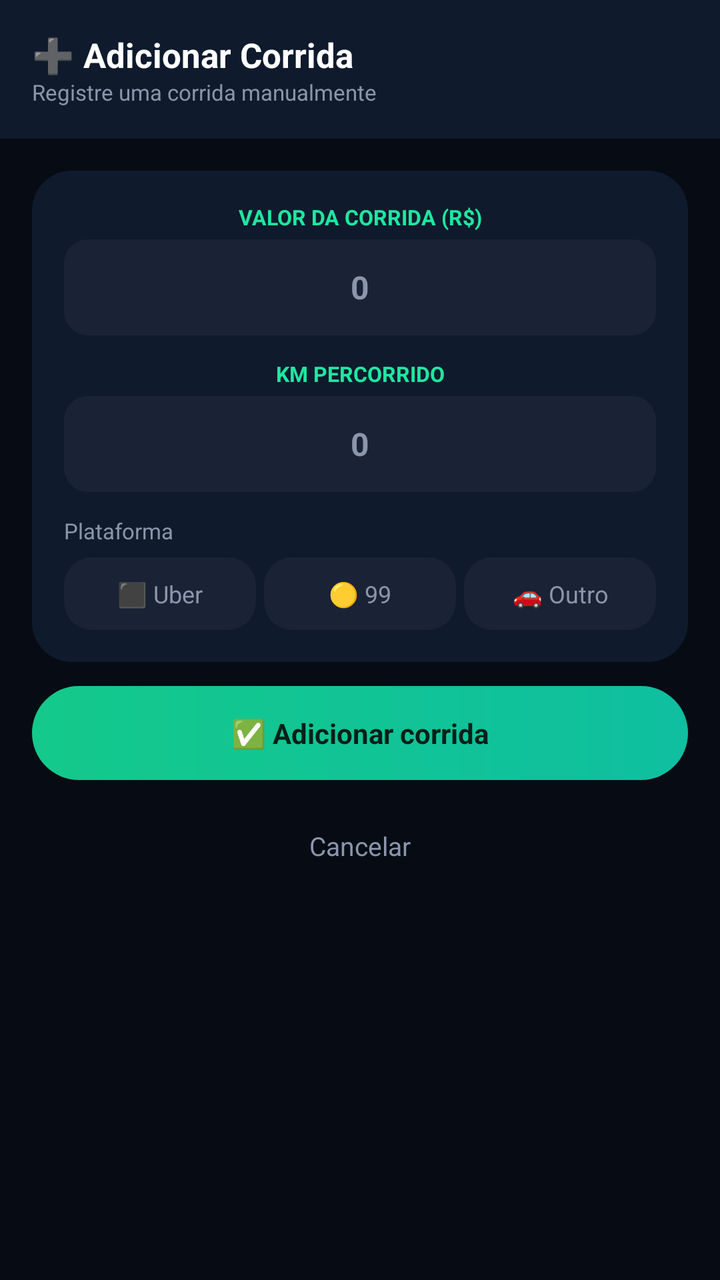
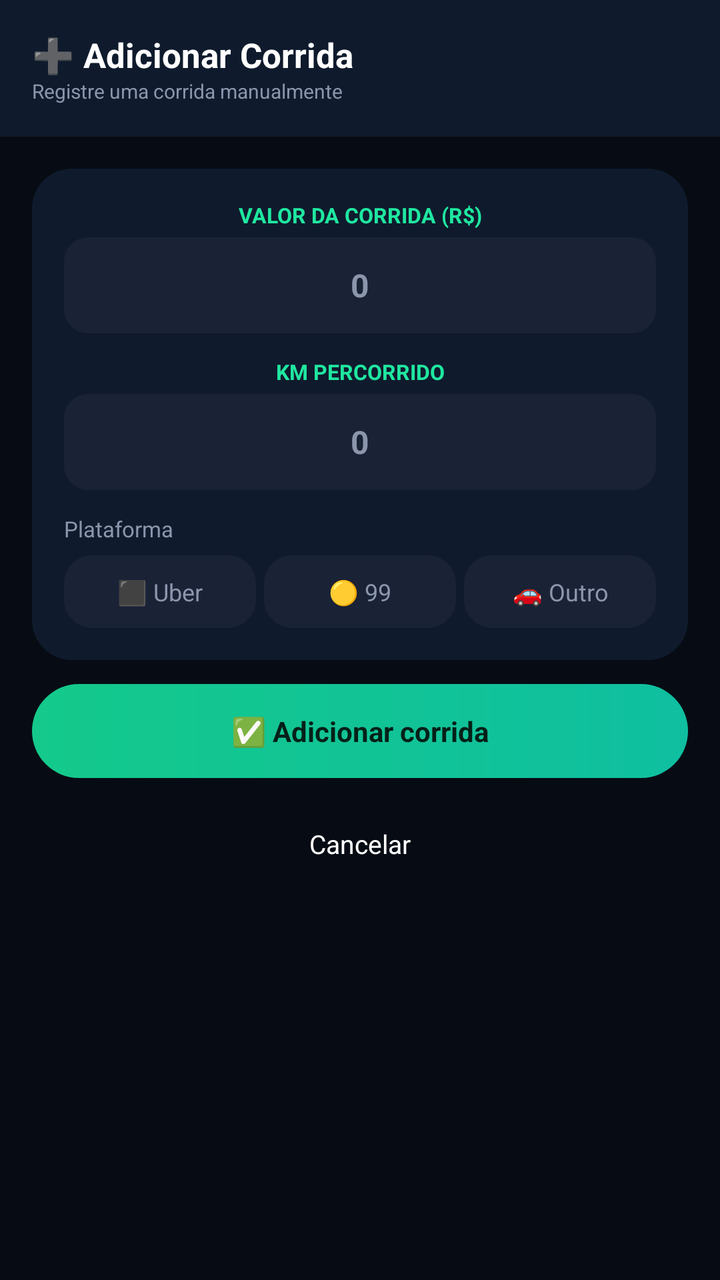

An Android layout rendered at two revisions. The XML below is the earlier revision; the diff shows what the commit changed to produce the second picture.
<!-- AndroidManifest.xml: application theme Theme.MaterialComponents.DayNight.NoActionBar -->
<!-- res/layout/activity_adicionar_corrida.xml -->
<?xml version="1.0" encoding="utf-8"?>
<ScrollView xmlns:android="http://schemas.android.com/apk/res/android"
    android:layout_width="match_parent"
    android:layout_height="match_parent"
    android:background="#070C14">

    <LinearLayout
        android:layout_width="match_parent"
        android:layout_height="wrap_content"
        android:orientation="vertical">

        <LinearLayout
            android:layout_width="match_parent"
            android:layout_height="wrap_content"
            android:orientation="vertical"
            android:background="#0F1B2D"
            android:padding="16dp"
            android:paddingBottom="18dp">

            <TextView
                android:layout_width="wrap_content"
                android:layout_height="wrap_content"
                android:text="➕ Adicionar Corrida"
                android:textColor="#FFFFFF"
                android:textSize="17sp"
                android:textStyle="bold" />

            <TextView
                android:layout_width="wrap_content"
                android:layout_height="wrap_content"
                android:text="Registre uma corrida manualmente"
                android:textColor="#8B96AC"
                android:textSize="11sp" />
        </LinearLayout>

        <LinearLayout
            android:layout_width="match_parent"
            android:layout_height="wrap_content"
            android:orientation="vertical"
            android:padding="16dp">

            <LinearLayout
                android:layout_width="match_parent"
                android:layout_height="wrap_content"
                android:orientation="vertical"
                android:background="@drawable/bg_card_dark"
                android:padding="16dp"
                android:layout_marginBottom="12dp">

                <TextView
                    android:layout_width="match_parent"
                    android:layout_height="wrap_content"
                    android:gravity="center"
                    android:text="VALOR DA CORRIDA (R$)"
                    android:textColor="#1FE7A0"
                    android:textSize="10.5sp"
                    android:textStyle="bold"
                    android:paddingBottom="4dp" />
                <EditText
                    android:id="@+id/edtValorCorridaManual"
                    android:layout_width="match_parent"
                    android:layout_height="48dp"
                    android:background="@drawable/bg_input_verde"
                    android:gravity="center"
                    android:textColor="#FFFFFF"
                    android:textColorHint="#8B96AC"
                    android:hint="0"
                    android:textSize="16sp"
                    android:textStyle="bold"
                    android:inputType="numberDecimal"
                    android:layout_marginBottom="12dp" />

                <TextView
                    android:layout_width="match_parent"
                    android:layout_height="wrap_content"
                    android:gravity="center"
                    android:text="KM PERCORRIDO"
                    android:textColor="#1FE7A0"
                    android:textSize="10.5sp"
                    android:textStyle="bold"
                    android:paddingBottom="4dp" />
                <EditText
                    android:id="@+id/edtKmCorridaManual"
                    android:layout_width="match_parent"
                    android:layout_height="48dp"
                    android:background="@drawable/bg_input_verde"
                    android:gravity="center"
                    android:textColor="#FFFFFF"
                    android:textColorHint="#8B96AC"
                    android:hint="0"
                    android:textSize="16sp"
                    android:textStyle="bold"
                    android:inputType="numberDecimal"
                    android:layout_marginBottom="12dp" />

                <TextView
                    android:layout_width="wrap_content"
                    android:layout_height="wrap_content"
                    android:text="Plataforma"
                    android:textColor="#8B96AC"
                    android:textSize="11sp"
                    android:layout_marginBottom="6dp" />

                <LinearLayout
                    android:layout_width="match_parent"
                    android:layout_height="wrap_content"
                    android:orientation="horizontal">

                    <TextView
                        android:id="@+id/chipPlataformaUber"
                        android:layout_width="0dp"
                        android:layout_height="wrap_content"
                        android:layout_weight="1"
                        android:layout_marginEnd="4dp"
                        android:background="@drawable/bg_chip_unselected"
                        android:gravity="center"
                        android:padding="10dp"
                        android:text="⬛ Uber"
                        android:textColor="#8B96AC"
                        android:textSize="12sp"
                        android:clickable="true"
                        android:focusable="true" />

                    <TextView
                        android:id="@+id/chipPlataforma99"
                        android:layout_width="0dp"
                        android:layout_height="wrap_content"
                        android:layout_weight="1"
                        android:layout_marginEnd="4dp"
                        android:background="@drawable/bg_chip_unselected"
                        android:gravity="center"
                        android:padding="10dp"
                        android:text="🟡 99"
                        android:textColor="#8B96AC"
                        android:textSize="12sp"
                        android:clickable="true"
                        android:focusable="true" />

                    <TextView
                        android:id="@+id/chipPlataformaOutro"
                        android:layout_width="0dp"
                        android:layout_height="wrap_content"
                        android:layout_weight="1"
                        android:background="@drawable/bg_chip_unselected"
                        android:gravity="center"
                        android:padding="10dp"
                        android:text="🚗 Outro"
                        android:textColor="#8B96AC"
                        android:textSize="12sp"
                        android:clickable="true"
                        android:focusable="true" />
                </LinearLayout>
            </LinearLayout>

            <TextView
                android:id="@+id/btnSalvarCorridaManual"
                android:layout_width="match_parent"
                android:layout_height="wrap_content"
                android:background="@drawable/bg_cta_start"
                android:padding="14dp"
                android:gravity="center"
                android:text="✅ Adicionar corrida"
                android:textColor="#052018"
                android:textSize="14sp"
                android:textStyle="bold"
                android:layout_marginBottom="12dp"
                android:clickable="true"
                android:focusable="true" />

            <TextView
                android:id="@+id/btnCancelarCorridaManual"
                android:layout_width="match_parent"
                android:layout_height="wrap_content"
                android:padding="12dp"
                android:gravity="center"
                android:text="Cancelar"
                android:textColor="#8B96AC"
                android:textSize="13sp"
                android:clickable="true"
                android:focusable="true" />

        </LinearLayout>
    </LinearLayout>
</ScrollView>
<!-- resources referenced by this layout -->
<resources>
  <!-- drawable bg_card_dark (drawable) -->
  <?xml version="1.0" encoding="utf-8"?>
  <shape xmlns:android="http://schemas.android.com/apk/res/android" android:shape="rectangle">
      <solid android:color="#0F1B2D" />
      <corners android:radius="20dp" />
  </shape>
  <!-- drawable bg_chip_unselected (drawable) -->
  <?xml version="1.0" encoding="utf-8"?>
  <shape xmlns:android="http://schemas.android.com/apk/res/android" android:shape="rectangle">
      <solid android:color="#1A2236" />
      <corners android:radius="14dp" />
  </shape>
  <!-- drawable bg_cta_start (drawable) -->
  <?xml version="1.0" encoding="utf-8"?>
  <shape xmlns:android="http://schemas.android.com/apk/res/android" android:shape="rectangle">
      <gradient
          android:angle="0"
          android:startColor="#14C98B"
          android:endColor="#0FBFA0" />
      <corners android:radius="30dp" />
  </shape>
  <!-- drawable bg_input_verde (drawable) -->
  <?xml version="1.0" encoding="utf-8"?>
  <shape xmlns:android="http://schemas.android.com/apk/res/android" android:shape="rectangle">
      <solid android:color="#1A2236" />
      <corners android:radius="12dp" />
  </shape>
</resources>

<!-- the commit's change to res/layout/activity_adicionar_corrida.xml (unified diff, before → after) -->
@@ -30,7 +30,7 @@
                 android:layout_height="wrap_content"
                 android:text="Registre uma corrida manualmente"
                 android:textColor="#8B96AC"
-                android:textSize="11sp" />
+                android:textSize="10sp" />
         </LinearLayout>
 
         <LinearLayout
@@ -174,7 +174,7 @@
                 android:padding="12dp"
                 android:gravity="center"
                 android:text="Cancelar"
-                android:textColor="#8B96AC"
+                android:textColor="#FFFFFF"
                 android:textSize="13sp"
                 android:clickable="true"
                 android:focusable="true" />
